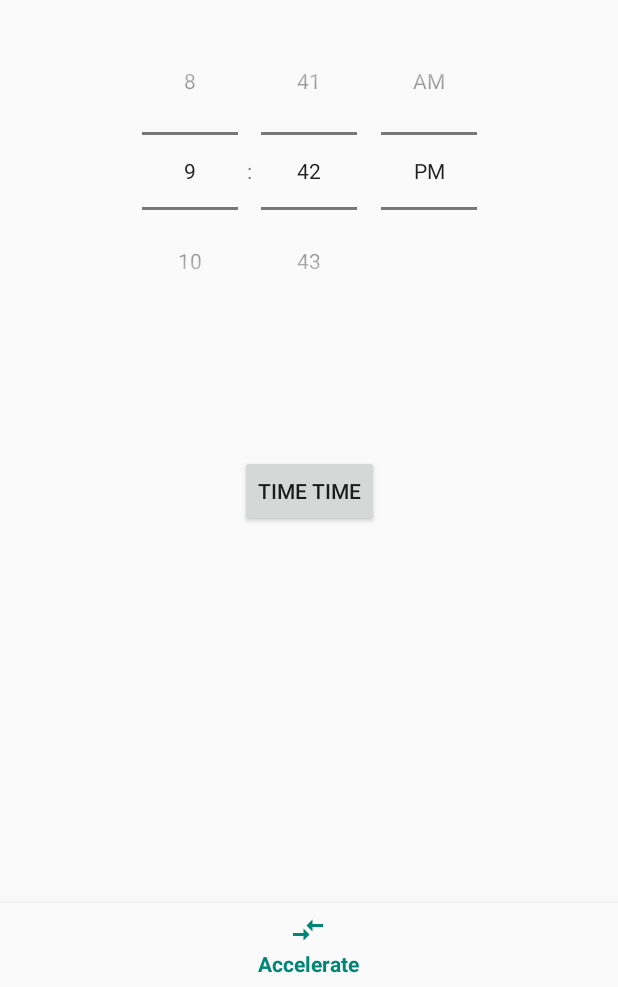
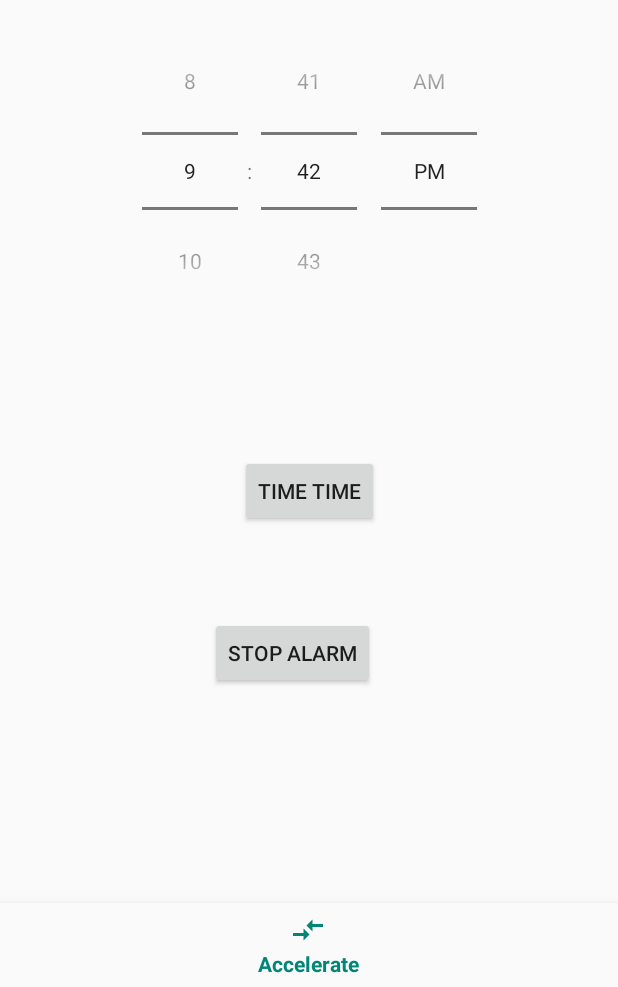
Before and after one commit to jlim10343/sleeping, an Android app: the MainActivity screen opened directly, with no data from a screen before it, on a phone screen of 412 x 824 dp, the part 249-1236 px from its top. Run offline under Robolectric (Android 15) with nearby library versions, the light colour scheme and no system bars.

Commit message:
alarm stop functionality

```diff
--- a/app/src/main/res/layout/activity_main.xml
+++ b/app/src/main/res/layout/activity_main.xml
@@ -60,6 +60,17 @@
             app:layout_constraintStart_toStartOf="parent"
             app:layout_constraintTop_toBottomOf="@+id/timePicker1" />
 
+        <Button
+            android:id="@+id/stopSound"
+            android:layout_width="wrap_content"
+            android:layout_height="wrap_content"
+            android:layout_marginStart="140dp"
+            android:layout_marginTop="60dp"
+            android:onClick="stopAlarm"
+            android:text="Stop Alarm"
+            app:layout_constraintStart_toStartOf="parent"
+            app:layout_constraintTop_toBottomOf="@+id/timeButton" />
+
     </android.support.constraint.ConstraintLayout>
 
 </RelativeLayout>
```
Also changed, not shown: app/src/main/java/com/example/sleep_better/AccelerometerFragment.java (+6 -6 lines), app/src/main/java/com/example/sleep_better/AppActive.java (+13 -0 lines), app/src/main/java/com/example/sleep_better/MainActivity.java (+15 -1 lines), app/src/main/res/layout/app_active.xml (+12 -0 lines).
